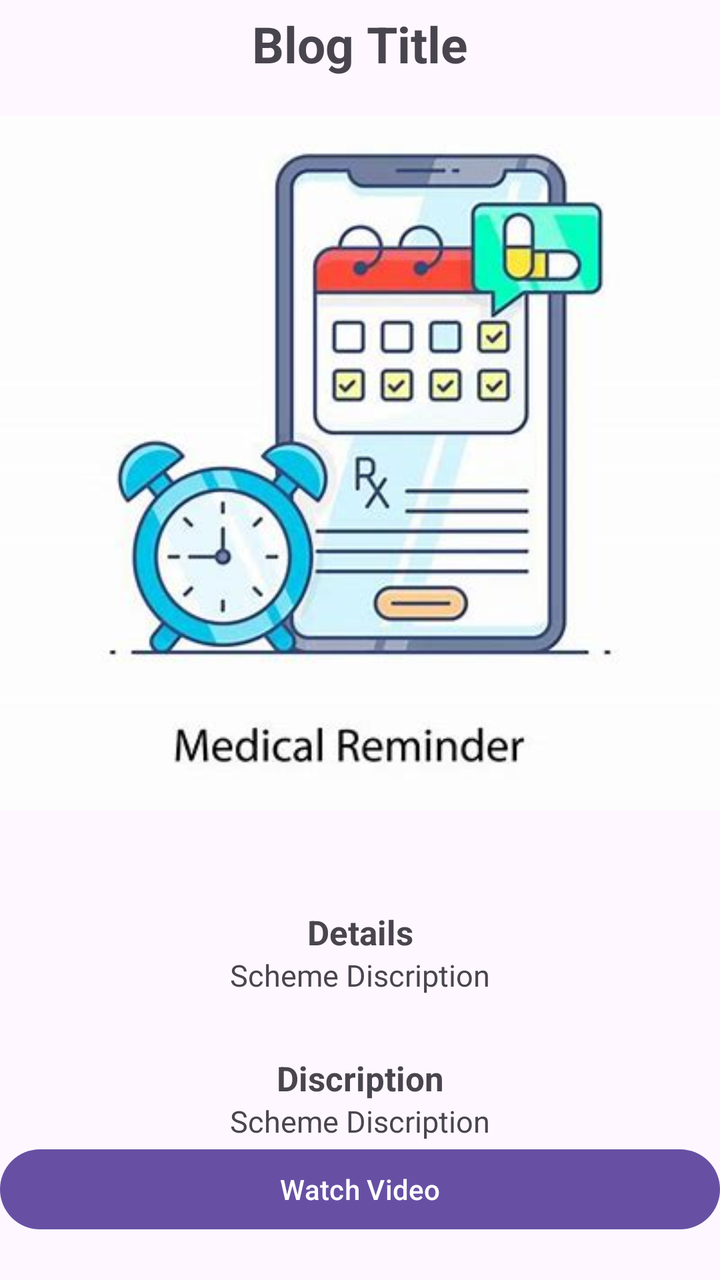
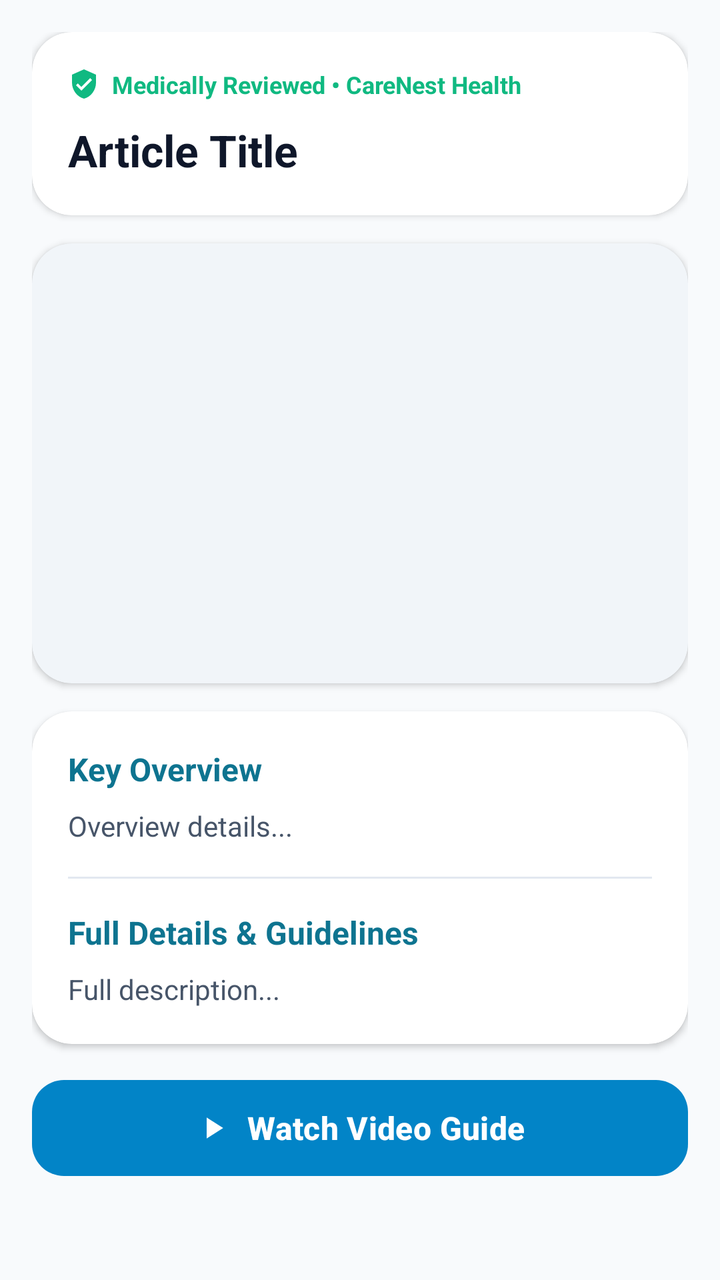

Two renders of the same Android screen: before a commit and after it. Below are the layout's source before the change and the commit's diff.
<!-- AndroidManifest.xml: application theme Theme.CARENEST -->
<!-- res/layout/fragment_health__education__discription.xml -->
<?xml version="1.0" encoding="utf-8"?>
<layout>
    <ScrollView xmlns:android="http://schemas.android.com/apk/res/android"
        android:id="@+id/scrollView"
        android:layout_width="match_parent"
        android:layout_height="match_parent"
        android:fillViewport="true">

        <LinearLayout xmlns:android="http://schemas.android.com/apk/res/android"
            android:orientation="vertical"
            android:layout_width="match_parent"
            android:layout_height="match_parent">

            <TextView
                android:layout_width="match_parent"
                android:layout_height="wrap_content"
                android:paddingLeft="5dp"
                android:paddingTop="5dp"
                android:id="@+id/Government_Scheme_Discription_Name"
                android:paddingRight="5dp"
                android:text="Blog Title"
                android:textAlignment="center"
                android:textSize="25dp"
                android:textStyle="bold" />
            <ImageView
                android:layout_width="wrap_content"
                android:layout_height="wrap_content"
                android:src="@drawable/addtabletreminder"
                android:id="@+id/Image_of_Blog"/>
            <TextView
                android:layout_width="match_parent"
                android:layout_height="wrap_content"
                android:text="Details"
                android:paddingTop="30dp"
                android:textAlignment="center"
                android:textSize="17dp"
                android:textStyle="bold"/>

            <TextView
                android:layout_width="match_parent"
                android:layout_height="wrap_content"
                android:paddingLeft="5dp"
                android:id="@+id/Government_Scheme_Discription_Discription"
                android:paddingRight="5dp"
                android:text="Scheme Discription"
                android:textAlignment="center"
                android:textSize="15dp" />

            <TextView
                android:layout_width="match_parent"
                android:layout_height="wrap_content"
                android:text="Discription"
                android:paddingTop="30dp"
                android:textAlignment="center"
                android:textSize="17dp"
                android:textStyle="bold"/>

            <TextView
                android:layout_width="match_parent"
                android:layout_height="wrap_content"
                android:paddingLeft="5dp"
                android:id="@+id/BlogDiscription"
                android:paddingRight="5dp"
                android:text="Scheme Discription"
                android:textAlignment="center"
                android:textSize="15dp" />

            <Button
                android:layout_width="match_parent"
                android:layout_height="wrap_content"
                android:text="Watch Video"
                android:id="@+id/VideoLink"/>




























































        </LinearLayout>

    </ScrollView>
</layout>
<!-- resources referenced by this layout -->
<resources>
  <!-- drawable addtabletreminder: jpeg bitmap (drawable, 19786 bytes) -->
  <style name="Theme.CARENEST" parent="Base.Theme.CARENEST" />
  <style name="Base.Theme.CARENEST" parent="Theme.Material3.DayNight.NoActionBar">
          
          
      </style>
</resources>

<!-- the commit's change to res/layout/fragment_health__education__discription.xml (unified diff, before → after) -->
@@ -1,136 +1,164 @@
 <?xml version="1.0" encoding="utf-8"?>
-<layout>
-    <ScrollView xmlns:android="http://schemas.android.com/apk/res/android"
+<layout xmlns:android="http://schemas.android.com/apk/res/android"
+    xmlns:app="http://schemas.android.com/apk/res-auto"
+    xmlns:tools="http://schemas.android.com/tools">
+
+    <ScrollView
         android:id="@+id/scrollView"
         android:layout_width="match_parent"
         android:layout_height="match_parent"
-        android:fillViewport="true">
+        android:background="@color/background"
+        android:fillViewport="true"
+        android:scrollbars="none">
 
-        <LinearLayout xmlns:android="http://schemas.android.com/apk/res/android"
+        <LinearLayout
+            android:layout_width="match_parent"
+            android:layout_height="wrap_content"
             android:orientation="vertical"
-            android:layout_width="match_parent"
-            android:layout_height="match_parent">
+            android:padding="16dp">
 
-            <TextView
+            
+            <androidx.cardview.widget.CardView
                 android:layout_width="match_parent"
                 android:layout_height="wrap_content"
-                android:paddingLeft="5dp"
-                android:paddingTop="5dp"
-                android:id="@+id/Government_Scheme_Discription_Name"
-                android:paddingRight="5dp"
-                android:text="Blog Title"
-                android:textAlignment="center"
-                android:textSize="25dp"
-                android:textStyle="bold" />
-            <ImageView
-                android:layout_width="wrap_content"
-                android:layout_height="wrap_content"
-                android:src="@drawable/addtabletreminder"
-                android:id="@+id/Image_of_Blog"/>
-            <TextView
+                android:layout_marginBottom="14dp"
+                app:cardCornerRadius="20dp"
+                app:cardElevation="2dp"
+                app:cardBackgroundColor="@color/surface">
+
+                <LinearLayout
+                    android:layout_width="match_parent"
+                    android:layout_height="wrap_content"
+                    android:orientation="vertical"
+                    android:padding="18dp">
+
+                    <LinearLayout
+                        android:layout_width="wrap_content"
+                        android:layout_height="wrap_content"
+                        android:gravity="center_vertical"
+                        android:orientation="horizontal">
+
+                        <ImageView
+                            android:layout_width="16dp"
+                            android:layout_height="16dp"
+                            android:src="@drawable/ic_shield"
+                            app:tint="@color/accent_emerald" />
+
+                        <TextView
+                            android:layout_width="wrap_content"
+                            android:layout_height="wrap_content"
+                            android:layout_marginStart="6dp"
+                            android:text="Medically Reviewed • CareNest Health"
+                            android:textColor="@color/accent_emerald"
+                            android:textSize="12sp"
+                            android:textStyle="bold" />
+                    </LinearLayout>
+
+                    <TextView
+                        android:id="@+id/Government_Scheme_Discription_Name"
+                        android:layout_width="match_parent"
+                        android:layout_height="wrap_content"
+                        android:layout_marginTop="10dp"
+                        android:text="Article Title"
+                        android:textColor="@color/text_primary"
+                        android:textSize="22sp"
+                        android:textStyle="bold" />
+                </LinearLayout>
+            </androidx.cardview.widget.CardView>
+
+            
+            <androidx.cardview.widget.CardView
+                android:layout_width="match_parent"
+                android:layout_height="220dp"
+                android:layout_marginBottom="14dp"
+                app:cardCornerRadius="20dp"
+                app:cardElevation="2dp"
+                app:cardBackgroundColor="@color/surface_variant">
+
+                <ImageView
+                    android:id="@+id/Image_of_Blog"
+                    android:layout_width="match_parent"
+                    android:layout_height="match_parent"
+                    android:scaleType="centerCrop"
+                    android:contentDescription="Article Image" />
+            </androidx.cardview.widget.CardView>
+
+            
+            <androidx.cardview.widget.CardView
                 android:layout_width="match_parent"
                 android:layout_height="wrap_content"
-                android:text="Details"
-                android:paddingTop="30dp"
-                android:textAlignment="center"
-                android:textSize="17dp"
-                android:textStyle="bold"/>
+                android:layout_marginBottom="14dp"
+                app:cardCornerRadius="20dp"
+                app:cardElevation="2dp"
+                app:cardBackgroundColor="@color/surface">
 
-            <TextView
+                <LinearLayout
+                    android:layout_width="match_parent"
+                    android:layout_height="wrap_content"
+                    android:orientation="vertical"
+                    android:padding="18dp">
+
+                    <TextView
+                        android:layout_width="wrap_content"
+                        android:layout_height="wrap_content"
+                        android:text="Key Overview"
+                        android:textColor="@color/primary"
+                        android:textSize="16sp"
+                        android:textStyle="bold" />
+
+                    <TextView
+                        android:id="@+id/Government_Scheme_Discription_Discription"
+                        android:layout_width="match_parent"
+                        android:layout_height="wrap_content"
+                        android:layout_marginTop="8dp"
+                        android:lineSpacingExtra="4dp"
+                        android:text="Overview details..."
+                        android:textColor="@color/text_secondary"
+                        android:textSize="14sp" />
+
+                    <View
+                        android:layout_width="match_parent"
+                        android:layout_height="1dp"
+                        android:layout_marginVertical="16dp"
+                        android:background="@color/divider" />
+
+                    <TextView
+                        android:layout_width="wrap_content"
+                        android:layout_height="wrap_content"
+                        android:text="Full Details &amp; Guidelines"
+                        android:textColor="@color/primary"
+                        android:textSize="16sp"
+                        android:textStyle="bold" />
+
+                    <TextView
+                        android:id="@+id/BlogDiscription"
+                        android:layout_width="match_parent"
+                        android:layout_height="wrap_content"
+                        android:layout_marginTop="8dp"
+                        android:lineSpacingExtra="4dp"
+                        android:text="Full description..."
+                        android:textColor="@color/text_secondary"
+                        android:textSize="14sp" />
+                </LinearLayout>
+            </androidx.cardview.widget.CardView>
+
+            
+            <com.google.android.material.button.MaterialButton
+                android:id="@+id/VideoLink"
                 android:layout_width="match_parent"
-                android:layout_height="wrap_content"
-                android:paddingLeft="5dp"
-                android:id="@+id/Government_Scheme_Discription_Discription"
-                android:paddingRight="5dp"
-                android:text="Scheme Discription"
-                android:textAlignment="center"
-                android:textSize="15dp" />
-
-            <TextView
-                android:layout_width="match_parent"
-                android:layout_height="wrap_content"
-                android:text="Discription"
-                android:paddingTop="30dp"
-                android:textAlignment="center"
-                android:textSize="17dp"
-                android:textStyle="bold"/>
-
-            <TextView
-                android:layout_width="match_parent"
-                android:layout_height="wrap_content"
-                android:paddingLeft="5dp"
-                android:id="@+id/BlogDiscription"
-                android:paddingRight="5dp"
-                android:text="Scheme Discription"
-                android:textAlignment="center"
-                android:textSize="15dp" />
-
-            <Button
-                android:layout_width="match_parent"
-                android:layout_height="wrap_content"
-                android:text="Watch Video"
-                android:id="@+id/VideoLink"/>
-
-
-
-
-
-
-
-
-
-
-
-
-
-
-
-
-
-
-
-
-
-
-
-
-
-
-
-
-
-
-
-
-
-
-
-
-
-
-
-
-
-
-
-
-
-
-
-
-
-
-
-
-
-
-
-
-
-
-
+                android:layout_height="56dp"
+                android:layout_marginBottom="24dp"
+                android:text="Watch Video Guide"
+                android:textColor="@color/white"
+                android:textSize="16sp"
+                android:textStyle="bold"
+                app:icon="@drawable/ic_play_arrow"
+                app:iconGravity="textStart"
+                app:iconTint="@color/white"
+                app:cornerRadius="16dp"
+                app:backgroundTint="@color/secondary"
+                app:elevation="4dp" />
 
         </LinearLayout>
-
     </ScrollView>
 </layout>
<!-- resource entries referenced after the edit -->
@@ -1,10 +1,64 @@
 <!-- resources referenced by this layout -->
 <resources>
-  <!-- drawable addtabletreminder: jpeg bitmap (drawable, 19786 bytes) -->
+  <color name="accent_emerald">#10B981</color>
+  <color name="background">#F8FAFC</color>
+  <color name="divider">#E2E8F0</color>
+  <color name="primary">#0E7490</color>
+  <color name="secondary">#0284C7</color>
+  <color name="surface">#FFFFFF</color>
+  <color name="surface_variant">#F1F5F9</color>
+  <color name="text_primary">#0F172A</color>
+  <color name="text_secondary">#475569</color>
+  <color name="white">#FFFFFF</color>
+  <!-- drawable ic_play_arrow (drawable) -->
+  <vector xmlns:android="http://schemas.android.com/apk/res/android"
+      android:width="24dp"
+      android:height="24dp"
+      android:viewportWidth="24"
+      android:viewportHeight="24">
+      <path
+          android:fillColor="@color/white"
+          android:pathData="M8,5v14l11,-7z"/>
+  </vector>
+  <!-- drawable ic_shield (drawable) -->
+  <vector xmlns:android="http://schemas.android.com/apk/res/android"
+      android:width="24dp"
+      android:height="24dp"
+      android:viewportWidth="24"
+      android:viewportHeight="24">
+      <path
+          android:fillColor="@color/accent_emerald"
+          android:pathData="M12,1L3,5v6c0,5.55 3.84,10.74 9,12 5.16,-1.26 9,-6.45 9,-12V5l-9,-4zm-2,16l-4,-4 1.41,-1.41L10,14.17l6.59,-6.59L18,9l-8,8z"/>
+  </vector>
   <style name="Theme.CARENEST" parent="Base.Theme.CARENEST" />
   <style name="Base.Theme.CARENEST" parent="Theme.Material3.DayNight.NoActionBar">
           
+          <item name="colorPrimary">@color/primary</item>
+          <item name="colorOnPrimary">@color/white</item>
+          <item name="colorPrimaryContainer">@color/primary_container</item>
+          <item name="colorOnPrimaryContainer">@color/on_primary_container</item>
+  
+          <item name="colorSecondary">@color/secondary</item>
+          <item name="colorOnSecondary">@color/white</item>
+          <item name="colorSecondaryContainer">@color/secondary_container</item>
+          <item name="colorOnSecondaryContainer">@color/on_secondary_container</item>
+  
+          <item name="android:colorBackground">@color/background</item>
+          <item name="colorSurface">@color/surface</item>
+          <item name="colorOnSurface">@color/text_primary</item>
+          <item name="colorSurfaceVariant">@color/surface_variant</item>
+          <item name="colorOnSurfaceVariant">@color/text_secondary</item>
+  
+          <item name="colorOutline">@color/divider</item>
+  
           
+          <item name="android:statusBarColor">@color/surface</item>
+          <item name="android:windowLightStatusBar">true</item>
+          <item name="android:navigationBarColor">@color/surface</item>
       </style>
+  <color name="primary_container">#E0F2FE</color>
+  <color name="on_primary_container">#0C4A6E</color>
+  <color name="secondary_container">#BAE6FD</color>
+  <color name="on_secondary_container">#0369A1</color>
 </resources>
 
